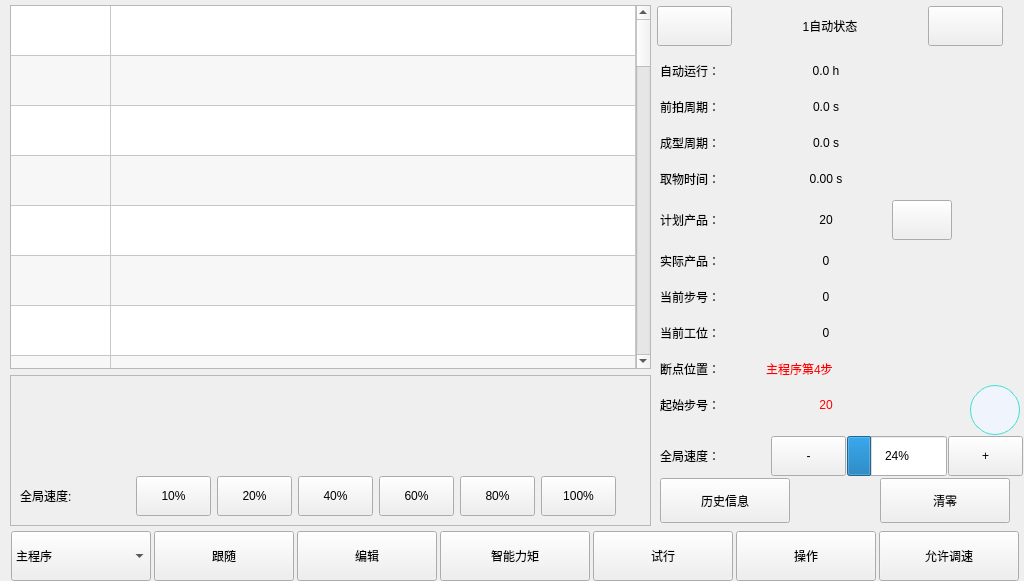
Qt form autoform.ui (Jade-yun/MachineTool) before a commit.
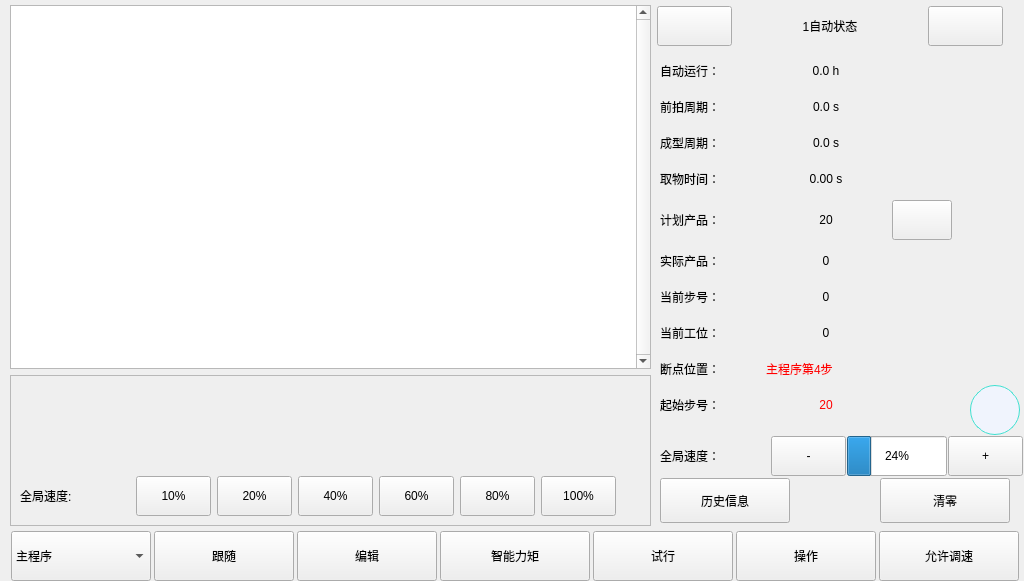
The same form after that commit. Icons and pictures are not drawn. Custom widgets are drawn as their Qt base class.

The edit to the form file:
```diff
--- a/autoform.ui
+++ b/autoform.ui
@@ -2739,7 +2739,7 @@
        <bool>false</bool>
       </property>
       <property name="rowCount">
-       <number>50</number>
+       <number>0</number>
       </property>
       <property name="columnCount">
        <number>2</number>
@@ -2748,7 +2748,7 @@
        <bool>false</bool>
       </attribute>
       <attribute name="horizontalHeaderMinimumSectionSize">
-       <number>50</number>
+       <number>10</number>
       </attribute>
       <attribute name="horizontalHeaderDefaultSectionSize">
        <number>100</number>
@@ -2772,7 +2772,7 @@
        <number>20</number>
       </attribute>
       <attribute name="verticalHeaderDefaultSectionSize">
-       <number>50</number>
+       <number>58</number>
       </attribute>
       <attribute name="verticalHeaderHighlightSections">
        <bool>true</bool>
@@ -2783,56 +2783,6 @@
       <attribute name="verticalHeaderStretchLastSection">
        <bool>false</bool>
       </attribute>
-      <row/>
-      <row/>
-      <row/>
-      <row/>
-      <row/>
-      <row/>
-      <row/>
-      <row/>
-      <row/>
-      <row/>
-      <row/>
-      <row/>
-      <row/>
-      <row/>
-      <row/>
-      <row/>
-      <row/>
-      <row/>
-      <row/>
-      <row/>
-      <row/>
-      <row/>
-      <row/>
-      <row/>
-      <row/>
-      <row/>
-      <row/>
-      <row/>
-      <row/>
-      <row/>
-      <row/>
-      <row/>
-      <row/>
-      <row/>
-      <row/>
-      <row/>
-      <row/>
-      <row/>
-      <row/>
-      <row/>
-      <row/>
-      <row/>
-      <row/>
-      <row/>
-      <row/>
-      <row/>
-      <row/>
-      <row/>
-      <row/>
-      <row/>
       <column>
        <property name="text">
         <string>编号</string>
```
Left out of the diff: 5 changed lines with no effect on the pictures.
